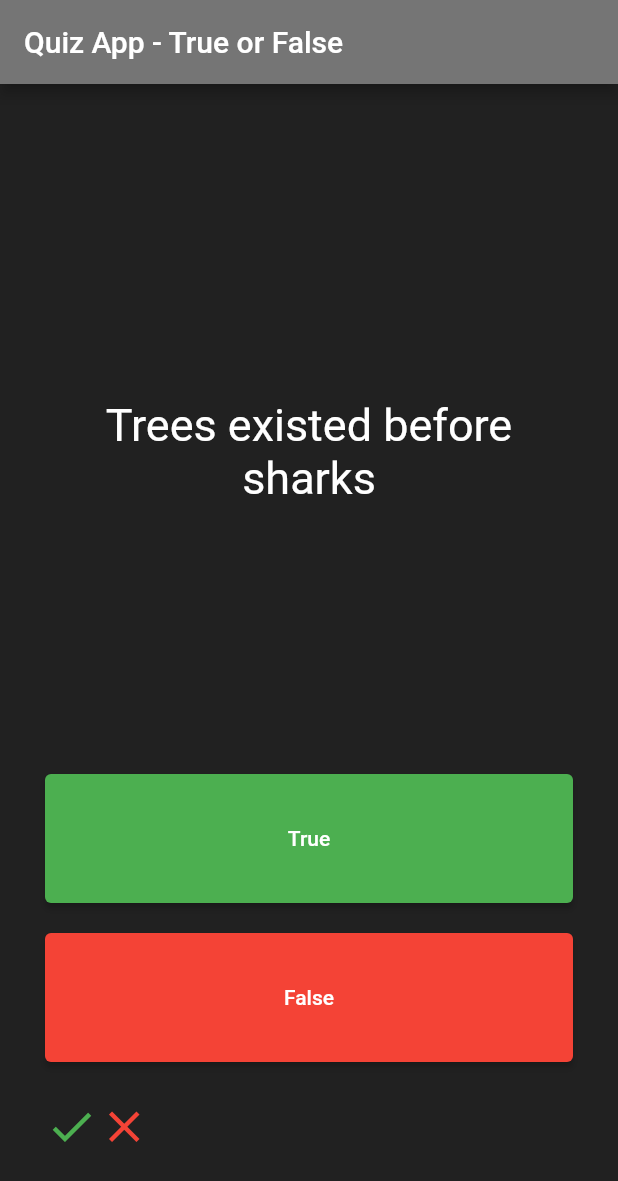
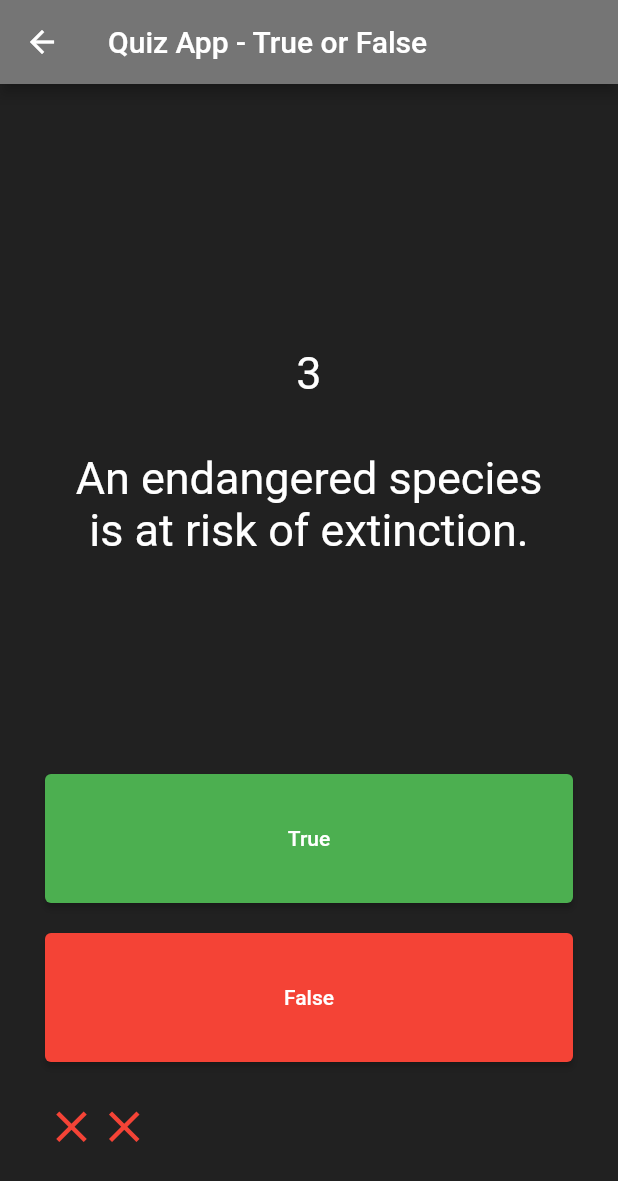
Before and after one commit to Prajeeths18/190050117_IntroToAppDev, a Flutter app: the QuizApp screen opened directly, after a tap on "True", after a tap on "False", on a phone screen of 412 x 824 dp. Shown: the top 1181 px of the screen. Run offline on Flutter 3.47's test engine with Material 2 defaults, Android fonts, the phone set to English and light mode, and no system bars.

Commit message:
Added start screen, asking user screen, 90% Done. Fetching quiz questions from API remaining

```diff
--- /dev/null
+++ b/week2/quiz_app/lib/evaluate_quiz.dart
@@ -0,0 +1,43 @@
+import 'package:flutter/material.dart';
+
+class EvaluateQuiz extends StatefulWidget {
+  const EvaluateQuiz({
+    Key? key,
+    required this.isCorrect,
+  }) : super(key: key);
+
+  final List<int> isCorrect;
+
+  @override
+  _EvaluateQuizState createState() => _EvaluateQuizState();
+}
+
+class _EvaluateQuizState extends State<EvaluateQuiz> {
+  @override
+  Widget build(BuildContext context) {
+    print("I am called...");
+    return Row(
+      children: widget.isCorrect.map((e) {
+        print(e);
+        if (e == 1) {
+          return Expanded(
+              child: Icon(
+            Icons.check,
+            color: Colors.green,
+            size: 35,
+          ));
+        } else if (e == 0) {
+          return Expanded(
+            child: Icon(
+              Icons.close,
+              color: Colors.red,
+              size: 35,
+            ),
+          );
+        } else {
+          return Expanded(child: Container());
+        }
+      }).toList(),
+    );
+  }
+}
--- a/week2/quiz_app/lib/main.dart
+++ b/week2/quiz_app/lib/main.dart
@@ -1,9 +1,25 @@
 import 'package:flutter/material.dart';
+import 'finish.dart';
+import "start_quiz.dart";
 import "question.dart";
 import "quiz.dart";
+import "evaluate_quiz.dart";
+// import 'package:http/http.dart' as http;
+// import 'package:opentdb_client/opentdb_client.dart';
 
 void main() {
-  runApp(MaterialApp(home: QuizApp()));
+  runApp(MaterialApp(
+    initialRoute: "/start",
+    routes: {
+      "/": (context) => QuizApp(),
+      "/start": (context) => startQuiz(),
+      "/finish": (context) => FinishedQuiz()
+    },
+  ));
+}
+
+int min(int a, int b) {
+  return (a <= b ? a : b);
 }
 
 class QuizApp extends StatefulWidget {
@@ -14,54 +30,27 @@ class QuizApp extends StatefulWidget {
 }
 
 class _QuizAppState extends State<QuizApp> {
-  Widget evaluateQuiz(List<int> isCorrect) {
-    return Row(
-      children: isCorrect.map((e) {
-        if (e == 1) {
-          return Expanded(
-              child: Icon(
-            Icons.check,
-            color: Colors.green,
-            size: 35,
-          ));
-        } else if (e == 0) {
-          return Expanded(
-            child: Icon(
-              Icons.close,
-              color: Colors.red,
-              size: 35,
-            ),
-          );
-        } else {
-          return Expanded(child: Container());
-        }
-      }).toList(),
-    );
-  }
-
   List<Question> questions = [
     Question(
-        question: "Blue eyes are newer to the human race than pottery",
+        question: "Hot and cold water sound the same when you pour them.",
+        answer: false),
+    Question(
+        question: "More people are killed each year by cows than by sharks.",
         answer: true),
     Question(
-        question: "50 Cent and Charlie Chaplin were alive at the same time",
+        question: "An endangered species is at risk of extinction.",
         answer: true),
-    Question(question: "Trees existed before sharks", answer: false),
-    Question(question: "Michigan is larger than Great Britain", answer: true),
+    Question(question: "Crude oil is a fossil fuel.", answer: true),
+    Question(question: "The ocean sometimes stands still.", answer: false),
+    Question(question: "All matter has mass and density.", answer: true),
+    Question(question: "Skin serves no real purpose.", answer: false),
     Question(
-        question: "Cumulus clouds weigh anywhere from 15 to 30 pounds",
-        answer: false),
-    Question(question: "There are 14 bones in a human foot", answer: false),
-    Question(question: "Matches were invented before lighters", answer: false),
+        question: "All chemical reactions can be reversed.", answer: false),
     Question(
-        question:
-            "The population of California is larger than the entire population of Canada.",
+        question: "When horses run, all four feet leave the ground.",
         answer: true),
     Question(
-        question: "The world's population tripled in the last 50 years.",
-        answer: false),
-    Question(
-        question: "Two 12-inch pizzas have more pizza than a 17-inch pizza.",
+        question: "Most human babies are born exactly on their due dates.",
         answer: false)
   ];
   late Quiz quiz;
@@ -69,17 +58,43 @@ class _QuizAppState extends State<QuizApp> {
   late List<int> isCorrect;
   late Widget quizEvalutation;
   void initState() {
+    print("initState");
     totalQuestions = questions.length;
     isCorrect = List.filled(totalQuestions, -1);
-    quizEvalutation = evaluateQuiz(isCorrect);
+    quizEvalutation = EvaluateQuiz(isCorrect: isCorrect);
     quiz = Quiz(questions: questions);
     super.initState();
   }
 
   int questionNo = 0;
 
+  void evaluateQuestion(bool value) {
+    print("Clicked $value...");
+    setState(() {
+      print("inside setstate");
+      if (questionNo < totalQuestions) {
+        print(questionNo);
+        isCorrect[questionNo] =
+            quiz.questions[questionNo].evaluate(value) ? 1 : 0;
+      }
+      questionNo++;
+    });
+    if (questionNo == totalQuestions) {
+      print("comes here");
+      Navigator.pushNamed(context, "/finish").then((_) {
+        setState(() {
+          print("called here");
+          questionNo = 0;
+          isCorrect.fillRange(0, totalQuestions, -1);
+        });
+      });
+    }
+  }
+
   @override
   Widget build(BuildContext context) {
+    print("Main page buiding again");
+    print(isCorrect);
     return Scaffold(
         backgroundColor: Colors.grey[900],
         appBar: AppBar(
@@ -96,7 +111,8 @@ class _QuizAppState extends State<QuizApp> {
                   child: Center(
                     child: Container(
                       margin: EdgeInsets.all(10.0),
-                      child: Text("${quiz.questions[questionNo].question}",
+                      child: Text(
+                          "${questionNo + 1}\n\n${quiz.questions[min(questionNo, totalQuestions - 1)].question}",
                           textAlign: TextAlign.center,
                           style:
                               TextStyle(fontSize: 30.0, color: Colors.white)),
@@ -107,26 +123,7 @@ class _QuizAppState extends State<QuizApp> {
                 child: ElevatedButton(
                   style: ElevatedButton.styleFrom(primary: Colors.green),
                   child: Text("True"),
-                  onPressed: () {
-                    print("Clicked True...");
-                    setState(() {
-                      bool correct = quiz.questions[questionNo].evaluate(true);
-                      if (correct) {
-                        isCorrect[questionNo] = 1;
-                      } else {
-                        isCorrect[questionNo] = 0;
-                      }
-                      if (questionNo == totalQuestions - 1) {
-                        isCorrect.fillRange(0, totalQuestions, -1);
-                      }
-                      quizEvalutation = evaluateQuiz(isCorrect);
-                      if (questionNo < totalQuestions - 1) {
-                        questionNo++;
-                      } else {
-                        questionNo = 0;
-                      }
-                    });
-                  },
+                  onPressed: () => evaluateQuestion(true),
                 ),
               ),
               SizedBox(
@@ -137,30 +134,10 @@ class _QuizAppState extends State<QuizApp> {
                 child: ElevatedButton(
                   style: ElevatedButton.styleFrom(primary: Colors.red),
                   child: Text("False"),
-                  onPressed: () {
-                    print("Clicked False...");
-                    setState(() {
-                      bool correct = quiz.questions[questionNo].evaluate(false);
-                      if (correct) {
-                        isCorrect[questionNo] = 1;
-                      } else {
-                        isCorrect[questionNo] = 0;
-                      }
-                      if (questionNo == totalQuestions - 1) {
-                        isCorrect.fillRange(0, totalQuestions, -1);
-                      }
-                      quizEvalutation = evaluateQuiz(isCorrect);
-                      if (questionNo < totalQuestions - 1) {
-                        questionNo++;
-                      } else {
-                        questionNo = 0;
-                        isCorrect.fillRange(0, totalQuestions, -1);
-                      }
-                    });
-                  },
+                  onPressed: () => evaluateQuestion(false),
                 ),
               ),
-              Expanded(flex: 1, child: quizEvalutation)
+              Expanded(flex: 1, child: EvaluateQuiz(isCorrect: isCorrect))
             ],
           ),
         ));
```
Also changed, not shown: week2/quiz_app/lib/finish.dart (added, +71 -0 lines), week2/quiz_app/lib/start_quiz.dart (added, +30 -0 lines), week2/quiz_app/pubspec.yaml (+4 -3 lines), week2/quiz_app/assets/quiz.jpeg (added), week2/quiz_app/pubspec.lock.
